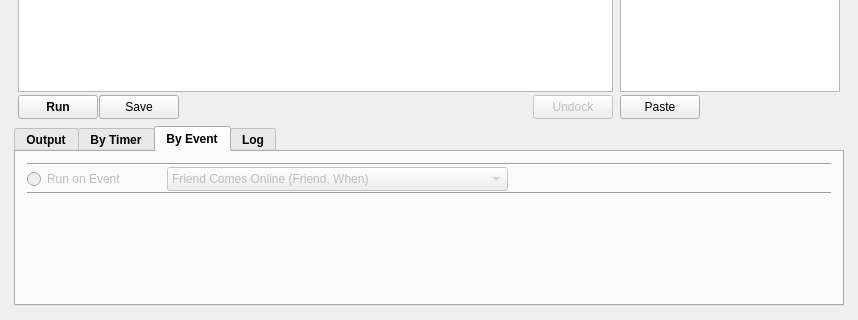
Old version of the form gui/Lua4RSWidget.ui in the repository RetroShare/Lua4RS; both pictures show x 0 to 858 and y 501 to 821 of the 858 by 821 pixel window.
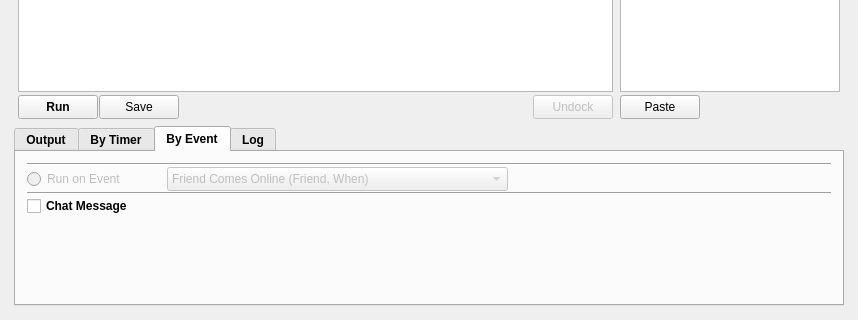
New version of the form. The open tabs and pages were chosen to show the change. Icons and pictures are not drawn.

Commit message: added chat event trigger (very messy but it does its job)

The edit to the form file:
```diff
--- a/gui/Lua4RSWidget.ui
+++ b/gui/Lua4RSWidget.ui
@@ -1987,7 +1987,7 @@
             </attribute>
             <layout class="QVBoxLayout" name="verticalLayout_15">
              <item>
-              <layout class="QVBoxLayout" name="verticalLayout_16" stretch="0,0,0,0">
+              <layout class="QVBoxLayout" name="verticalLayout_16" stretch="0,0,0,0,0">
                <property name="spacing">
                 <number>1</number>
                </property>
@@ -2142,6 +2142,13 @@
                  </property>
                 </widget>
                </item>
+               <item>
+                <widget class="QCheckBox" name="cb_chatmessage">
+                 <property name="text">
+                  <string>Chat Message</string>
+                 </property>
+                </widget>
+               </item>
                <item>
                 <spacer name="verticalSpacer">
                  <property name="orientation">
```
The commit also changes 8 other files.
